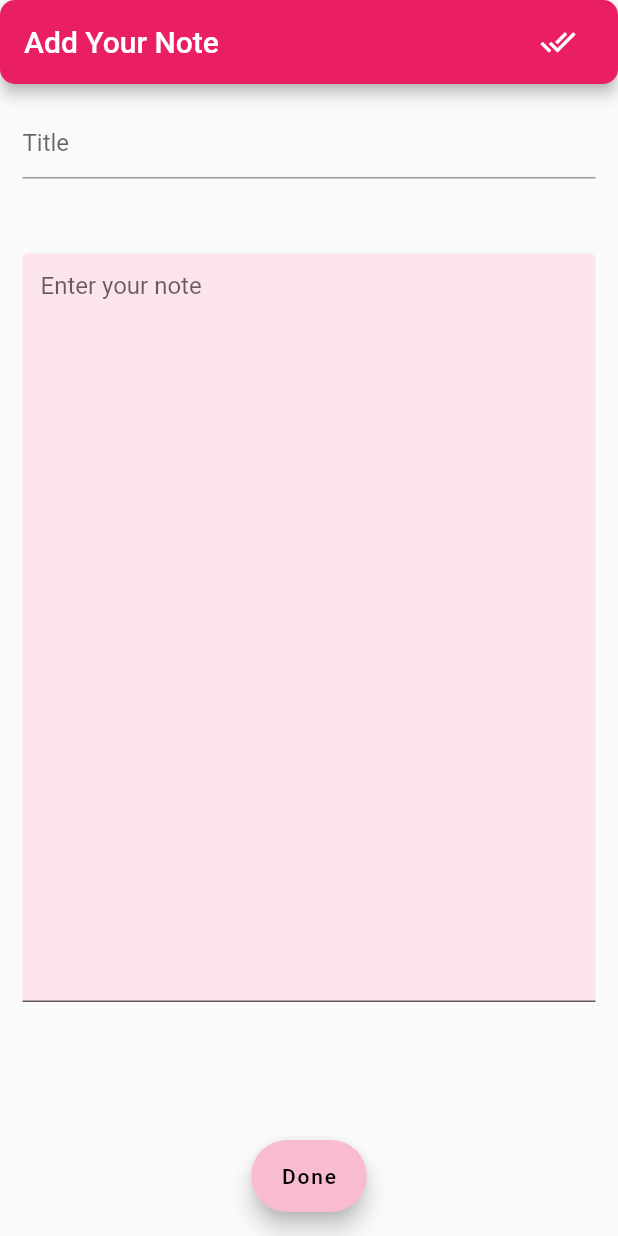
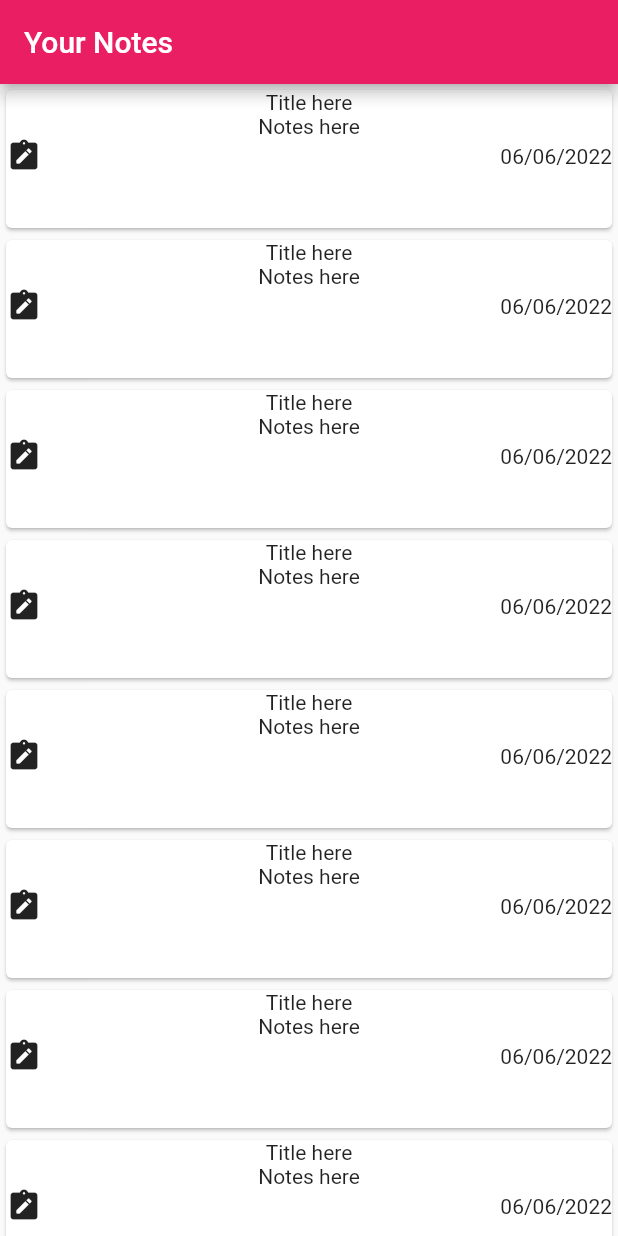
Before and after one commit to kaifakhtar/FlashNotes, a Flutter app: the screen it shows after launch, on a phone screen of 412 x 824 dp. Run offline on Flutter 3.47's test engine with Material 2 defaults, Android fonts, the phone set to English and light mode, and no system bars; our stand-ins replace sqflite; accounts and stored records are empty.

Commit message:
Made card design and display notescreen

```diff
--- a/lib/main.dart
+++ b/lib/main.dart
@@ -1,5 +1,7 @@
 
 import 'package:flutter/material.dart';
+import 'package:kins_c/screens/notes_display_screen.dart';
+import 'package:kins_c/widgets/card_design.dart';
 import 'screens/insert_note_screen.dart';
 import 'screens/query_screen.dart';
 void main() {
@@ -9,7 +11,7 @@ void main() {
           accentColor: Colors.pink[100]
     ),
       routes: {
-        '/':(context)=>InsertNoteScreen(),
+        '/':(context)=>NotesDisplayScreen(),
         //'/query':(context)=>QueryMiddle()
       },));
 }
--- /dev/null
+++ b/lib/screens/notes_display_screen.dart
@@ -0,0 +1,21 @@
+import 'package:flutter/material.dart';
+import 'package:kins_c/widgets/card_design.dart';
+
+class NotesDisplayScreen extends StatelessWidget {
+  const NotesDisplayScreen({Key? key}) : super(key: key);
+
+  @override
+  Widget build(BuildContext context) {
+    return Scaffold(
+      appBar: AppBar(
+        title: Text("Your Notes"),
+      ),
+      body: ListView.builder(
+          itemCount: 20, itemBuilder: (
+              context, index
+              ){
+        return CardDesign();
+          }),
+    );
+  }
+}
--- /dev/null
+++ b/lib/widgets/card_design.dart
@@ -0,0 +1,26 @@
+import 'package:flutter/material.dart';
+
+class CardDesign extends StatelessWidget {
+  const CardDesign({Key? key}) : super(key: key);
+
+  @override
+  Widget build(BuildContext context) {
+    return Container(
+      height: 100,
+      width: 50,
+      child: Card(
+        color: Colors.pinkAccent[50],
+        child: Column(
+          children: [
+            Text("Title here"),
+            Text(("Notes here")),
+            Row(
+              mainAxisAlignment: MainAxisAlignment.spaceBetween,
+              children: [Icon(Icons.note_alt_rounded), Text("06/06/2022")],
+            )
+          ],
+        ),
+      ),
+    );
+  }
+}
```
